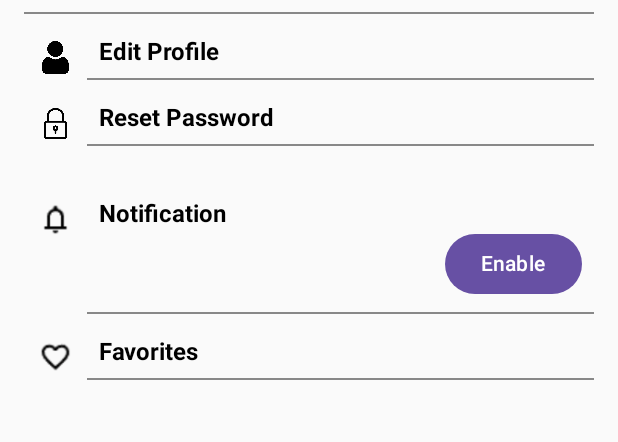
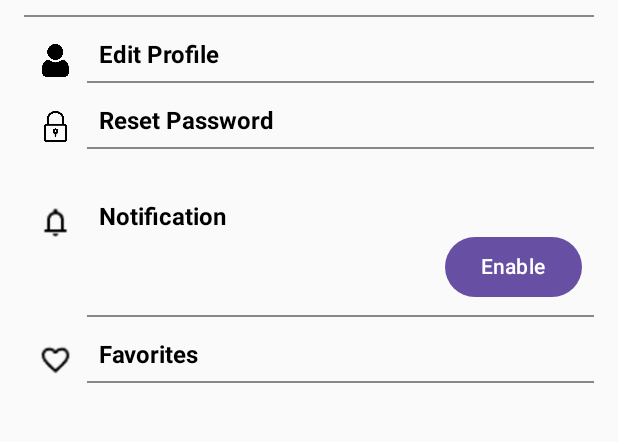
Before and after one commit to xtsebas/ConcertApp, an Android app built with Jetpack Compose: the screen it shows after launch (MainActivity4), on a phone screen of 412 x 824 dp, the part 521-963 px from its top. Run offline under Robolectric (Android 15) with nearby library versions, the phone set to English and light mode, and no system bars.

Commit message:
branch creada

```diff
--- a/app/src/main/java/com/example/laboratorio4/Screens/user.kt
+++ b/app/src/main/java/com/example/laboratorio4/Screens/user.kt
@@ -118,7 +118,7 @@
             Divider(
                 modifier = Modifier
                     .fillMaxWidth()
-                    .padding(top = 8.dp),
+                    .padding(top = 10.dp),
                 color = Color.Gray,
                 thickness = 1.dp
             )
```
